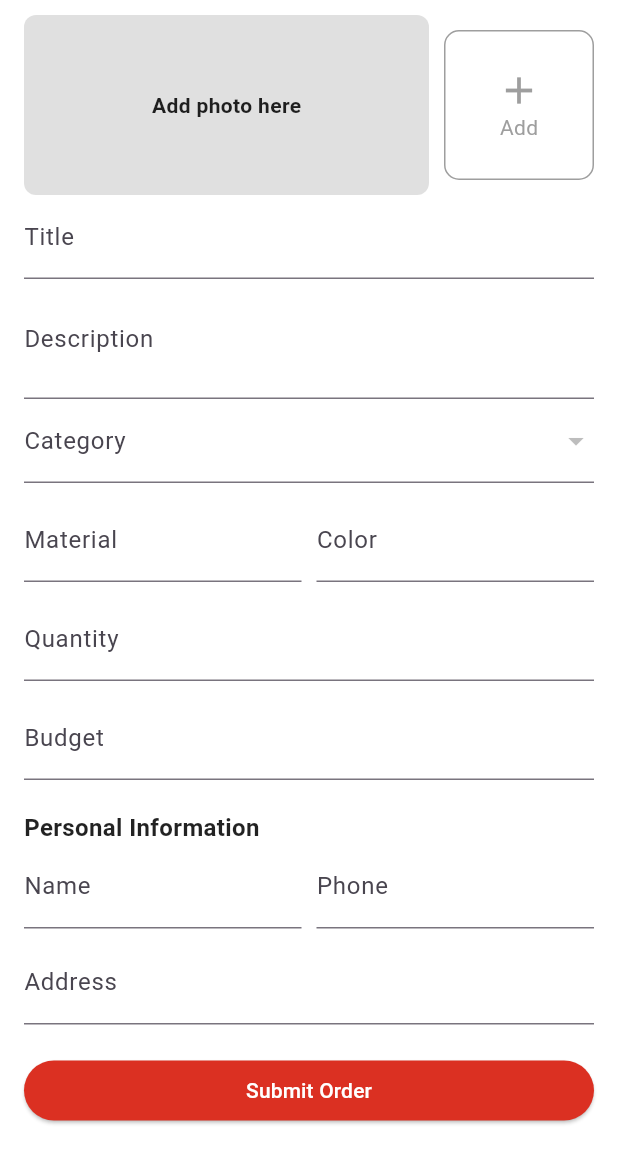
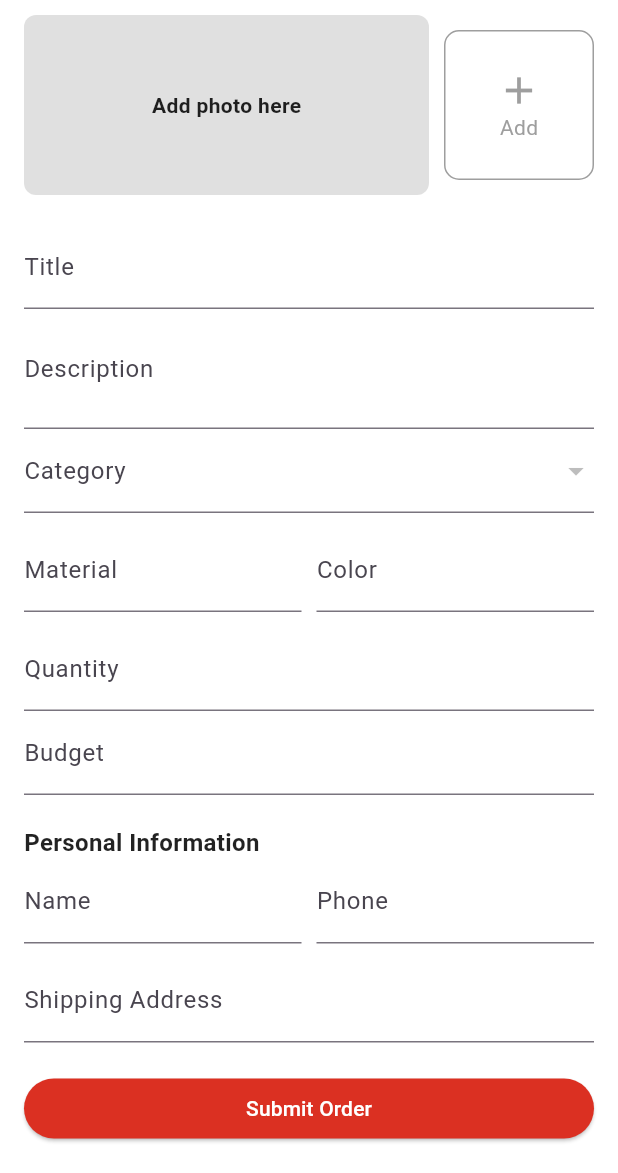
Before and after one commit to salcia100/e-commerce-mobile-app, a Flutter app: the CustomForm screen opened directly with empty values, after a tap on "Add", on a phone screen of 412 x 824 dp, the part 63-1236 px from its top. Run offline on Flutter 3.47's test engine with Material 3 defaults, Android fonts, the phone set to English and light mode, and no system bars; our stand-ins replace cached_network_image, flutter_secure_storage, fluttertoast, font_awesome_flutter, image_picker, shared_preferences and 1 more; accounts and stored records are empty; network calls fail.

Commit message:
some modifications

```diff
--- a/lib/constant/constant.dart
+++ b/lib/constant/constant.dart
@@ -1,5 +1,5 @@
 //API url
 //String apiUrl = 'http://10.0.2.2:8000/api';
 
-String apiUrl = 'http://192.168.100.3:8000/api';
-String IPv4 = '192.168.100.3';
+String apiUrl = 'http://192.168.110.55:8000/api';
+String IPv4 = '192.168.110.55';
--- a/lib/main.dart
+++ b/lib/main.dart
@@ -32,7 +32,7 @@ class MyApp extends StatelessWidget {
 
   @override
   Widget build(BuildContext context) {
-    // Houni nesta3mlou ValueListenableBuilder bech n5alliou MaterialApp yetsanna ay changement fil thème
+    // nesta3mlou ValueListenableBuilder bech n5alliou MaterialApp yetsanna ay changement fil thème
     return ValueListenableBuilder<ThemeMode>(
       valueListenable: ThemeController.themeNotifier,
       builder: (context, currentTheme, _) {
@@ -62,7 +62,7 @@ class MyApp extends StatelessWidget {
               bodyMedium: TextStyle(color: Colors.white70),
             ),
           ),
-          // Houni n7ottou l'état actuel mta3 thème (light wela dark)
+          // l'état actuel du thème (light wela dark)
           themeMode: currentTheme,
           home: Welcome(),
         );
--- a/lib/screens/add_product/add_product_screen.dart
+++ b/lib/screens/add_product/add_product_screen.dart
@@ -16,7 +16,6 @@ class _AddProductScreenState extends State<AddProductScreen> {
     return Scaffold(
       appBar: AddProductAppBar(),
       body: AddProductBody(onRefresh:widget.onRefresh),
-      //bottomNavigationBar: BottomBar(),
     );
   }
 }
--- a/lib/screens/add_product/components/addProduct_body.dart
+++ b/lib/screens/add_product/components/addProduct_body.dart
@@ -347,7 +347,7 @@ class _AddProductBodyState extends State<AddProductBody> {
                         InputDecoration(labelText: "Stock", hintText: "20"),
                         keyboardType: TextInputType.number,
                     onChanged: (textValue) {
-                      inputOnChanged("stock", textValue); //** */
+                      inputOnChanged("stock", textValue);
                     },
                   ),
                 ),
--- a/lib/screens/checkout/components/shipping_section.dart
+++ b/lib/screens/checkout/components/shipping_section.dart
@@ -12,7 +12,7 @@ class ShippingSection extends StatefulWidget {
 }
 
 class _ShippingSectionState extends State<ShippingSection> {
-  late CheckoutRequestModel requestModel; //****
+  late CheckoutRequestModel requestModel;
   String name = '';
   String shipping_address = '';
   String phone = '';
--- a/lib/screens/custom_form/component/custom_form.dart
+++ b/lib/screens/custom_form/component/custom_form.dart
@@ -3,118 +3,54 @@ import 'package:flutter/material.dart';
 import 'package:image_picker/image_picker.dart';
 import 'package:inscri_ecommerce/api/category_api.dart';
 import 'package:inscri_ecommerce/api/customOrder_api.dart';
+import 'package:inscri_ecommerce/constant/theme_constants.dart';
 import 'package:inscri_ecommerce/model/Category.dart';
 import 'package:inscri_ecommerce/utils/toast.dart';
 
 class CustomForm extends StatefulWidget {
   final Future<void> Function()? onRefresh;
   const CustomForm({Key? key, required this.onRefresh}) : super(key: key);
+
   @override
   State<CustomForm> createState() => _CustomOrderFormState();
 }
 
 class _CustomOrderFormState extends State<CustomForm> {
+  final _formKey = GlobalKey<FormState>();
+  final ImagePicker _picker = ImagePicker();
+
+  XFile? _image;
+  int? selectedCategoryId;
+  String? _selectedColor;
+  String? _selectedMaterial;
+
+  bool loading = false;
+  List<Category> mainCategories = [];
+
+  final Map<String, String> formValues = {
+    'title': '',
+    'description': '',
+    'budget': '',
+    'quantity': '',
+    'material': '',
+    'color': '',
+    'shipping_address': '',
+    'name': '',
+    'phone': '',
+  };
+
   @override
   void initState() {
     super.initState();
     fetchCategories();
   }
 
-  CustomOrdersApi customOrderApi = CustomOrdersApi();
-  Map<String, dynamic> formValues = {
-    'title': "",
-    'description': "",
-    'budget': "",
-    'quantity': "",
-    'material': "",
-    'image': "",
-    'color': "",
-    'category': "",
-    'shipping_address': "",
-    'name': "",
-    'phone': "",
-  };
-  bool loading = false;
-
-  inputOnChanged(mapKey, textValue) {
-    setState(() {
-      formValues.update(mapKey, (value) => textValue);
-    });
-  }
-
-  formOnSubmit() async {
-    formValues['category_id'] = selectedCategoryId.toString();
-    if (_selectedColor != null && _selectedColor!.isNotEmpty) {
-      formValues['color'] = _selectedColor!;
-    }
-    if (_selectedMaterial != null && _selectedMaterial!.isNotEmpty) {
-      formValues['material'] = _selectedMaterial!;
-    }
-    if (_image == null) {
-      errorToast("Veuillez sélectionner une image !");
-    } else if (formValues["title"]!.isEmpty) {
-      errorToast("Le titre de la commande est requis !");
-    } else if (formValues["description"]!.isEmpty) {
-      errorToast("La description de la commande est requise !");
-    } else if (formValues["budget"]!.isEmpty) {
-      errorToast("Le budget est requis !");
-    } else if (double.tryParse(formValues["budget"]!) == null) {
-      errorToast("Le budget doit être un nombre valide !");
-    } else if (formValues["shipping_address"]!.isEmpty) {
-      errorToast("L'adresse de livraison est requise !");
-    } else if (formValues["name"]!.isEmpty) {
-      errorToast("Le nom est requis !");
-    } else if (double.tryParse(formValues["phone"]!) == null) {
-      errorToast("Le numéro de téléphone est requis !");
-    } else {
-      setState(() {
-        loading = true;
-      });
-      try {
-        // Appel à l'API pour ajouter la commande personnalisée
-        await customOrderApi.addCustomOrder(
-          formValues['title'],
-          formValues['description'],
-          formValues['budget'],
-          formValues['quantity'],
-          formValues['material'],
-          formValues['color'],
-          formValues['shipping_address'],
-          formValues['name'],
-          formValues['phone'],
-          selectedCategoryId!,
-          _image,
-        );
-        successToast("order added successfully !");
-        widget.onRefresh!();
-        Navigator.pop(context);
-      } catch (e) {
-        errorToast("Error adding order !");
-      } finally {
-        setState(() => loading = false);
-      }
-    }
-  }
-
-  final ImagePicker _picker = ImagePicker();
-  XFile? _image;
-  int? _selectedCategory;
-  int? selectedCategoryId;
-  String? _selectedColor;
-  String? _selectedMaterial;
-
-  List<Category> mainCategories = [];
-  final CategoryApi categoryApiService = CategoryApi();
-
   void fetchCategories() async {
     try {
-      List<Category> categorieData = await categoryApiService.getCategories();
-      setState(() {
-        mainCategories = categorieData;
-      });
+      final categories = await CategoryApi().getCategories();
+      setState(() => mainCategories = categories);
     } catch (e) {
-      print("Erreur : $e");
-      setState(() {});
+      errorToast("Failed to fetch categories");
     }
   }
 
@@ -124,13 +60,45 @@ class _CustomOrderFormState extends State<CustomForm> {
       maxWidth: 800,
       maxHeight: 800,
     );
+    if (pickedImage != null) {
+      setState(() => _image = pickedImage);
+    }
+  }
 
-    if (pickedImage != null) {
-      setState(() {
-        _image = pickedImage;
-      });
-    } else {
-      print('No image selected.');
+  void formOnSubmit() async {
+    if (!_formKey.currentState!.validate()) return;
+
+    if (_image == null) {
+      errorToast("Please select an image!");
+      return;
+    }
+
+    _formKey.currentState!.save();
+
+    try {
+      setState(() => loading = true);
+
+      await CustomOrdersApi().addCustomOrder(
+        formValues['title']!,
+        formValues['description']!,
+        formValues['budget']!,
+        formValues['quantity']!,
+        _selectedMaterial ?? '',
+        _selectedColor ?? '',
+        formValues['shipping_address']!,
+        formValues['name']!,
+        formValues['phone']!,
+        selectedCategoryId!,
+        _image,
+      );
+
+      successToast("Order added successfully!");
+      widget.onRefresh?.call();
+      Navigator.pop(context);
+    } catch (e) {
+      errorToast("Error adding order");
+    } finally {
+      setState(() => loading = false);
     }
   }
 
@@ -139,25 +107,23 @@ class _CustomOrderFormState extends State<CustomForm> {
     return Scaffold(
       body: SingleChildScrollView(
         padding: EdgeInsets.all(16.0),
+        child: Form(
+          key: _formKey,
           child: Column(
             crossAxisAlignment: CrossAxisAlignment.start,
             children: [
-            Text("Photos",
-                style: TextStyle(fontWeight: FontWeight.bold, fontSize: 18)),
+              Text("Photos", style: TextStyle(fontWeight: FontWeight.bold, fontSize: 18)),
               SizedBox(height: 10),
               Row(
                 children: [
                   Expanded(
                     child: _image != null
-                      ? Image.file(File(_image!.path),
-                          fit: BoxFit.cover, width: 100, height: 100)
+                        ? Image.file(File(_image!.path), width: 100, height: 100, fit: BoxFit.cover)
                         : ImageBox(label: "Add photo here"),
                   ),
                   SizedBox(width: 10),
                   GestureDetector(
-                  onTap: () {
-                    addImage();
-                  },
+                    onTap: addImage,
                     child: Container(
                       width: 100,
                       height: 100,
@@ -176,129 +142,108 @@ class _CustomOrderFormState extends State<CustomForm> {
                   ),
                 ],
               ),
-            TextField(
-              decoration: InputDecoration(
-                  labelText: "Title", hintText: "Add the name of your order"),
-              onChanged: (textValue) {
-                inputOnChanged("title", textValue);
-              },
+              SizedBox(height: 20),
+
+              TextFormField(
+                decoration: InputDecoration(labelText: "Title"),
+                validator: (val) => val == null || val.isEmpty ? "Title is required" : null,
+                onSaved: (val) => formValues['title'] = val!,
               ),
-            TextField(
-              decoration: InputDecoration(
-                  labelText: "Description", hintText: "Describe your order"),
+              TextFormField(
+                decoration: InputDecoration(labelText: "Description"),
                 maxLines: 2,
-              onChanged: (textValue) {
-                inputOnChanged("description", textValue);
-              },
+                validator: (val) => val == null || val.isEmpty ? "Description is required" : null,
+                onSaved: (val) => formValues['description'] = val!,
               ),
               DropdownButtonFormField<int>(
-              value: _selectedCategory,
-              items: mainCategories.map((category) {
-                return DropdownMenuItem<int>(
-                  value: category.id,
-                  child: Text(category.name),
-                );
-              }).toList(),
-              onChanged: (value) {
-                setState(() {
-                  _selectedCategory = value;
-                  selectedCategoryId = value;
-                });
-              },
-              decoration: InputDecoration(labelText: 'Category'),
+                decoration: InputDecoration(labelText: "Category"),
+                value: selectedCategoryId,
+                items: mainCategories
+                    .map((c) => DropdownMenuItem(value: c.id, child: Text(c.name)))
+                    .toList(),
+                onChanged: (val) => setState(() => selectedCategoryId = val),
+                validator: (val) => val == null ? "Category is required" : null,
               ),
               SizedBox(height: 10),
               Row(
                 children: [
                   Expanded(
-                  child: TextField(
-                    decoration: InputDecoration(
-                        labelText: "Material", hintText: "Material required"),
-                    onChanged: (textValue) {
-                      inputOnChanged("material", textValue);
-                    },
+                    child: TextFormField(
+                      decoration: InputDecoration(labelText: "Material"),
+                      onSaved: (val) => _selectedMaterial = val,
                     ),
                   ),
                   SizedBox(width: 10),
                   Expanded(
-                  child: TextField(
-                    decoration: InputDecoration(
-                        labelText: "Color", hintText: "choose color"),
-                    onChanged: (textValue) {
-                      inputOnChanged("color", textValue);
-                    },
+                    child: TextFormField(
+                      decoration: InputDecoration(labelText: "Color"),
+                      onSaved: (val) => _selectedColor = val,
                     ),
-                )
+                  ),
                 ],
               ),
               SizedBox(height: 10),
-            TextField(
-              decoration: InputDecoration(
-                  labelText: "Quantity", hintText: "Enter the quantity"),
+              TextFormField(
+                decoration: InputDecoration(labelText: "Quantity"),
                 keyboardType: TextInputType.number,
-              onChanged: (textValue) {
-                inputOnChanged("quantity", textValue);
+                onSaved: (val) => formValues['quantity'] = val ?? '',
+              ),
+              TextFormField(
+                decoration: InputDecoration(labelText: "Budget"),
+                keyboardType: TextInputType.number,
+                validator: (val) {
+                  if (val == null || val.isEmpty) return "Budget is required";
+                  if (double.tryParse(val) == null) return "Enter a valid number";
+                  return null;
                 },
+                onSaved: (val) => formValues['budget'] = val!,
               ),
-            SizedBox(height: 10),
-            TextField(
-              decoration: InputDecoration(
-                  labelText: "Budget", hintText: "Enter the budget"),
-              keyboardType: TextInputType.number,
-              onChanged: (textValue) {
-                inputOnChanged("budget", textValue);
-              },
-            ),
-            //inforamtion for the order
+
               SizedBox(height: 20),
-            Text("Personal Information",
-                style: TextStyle(fontWeight: FontWeight.bold, fontSize: 16)),
+              Text("Personal Information", style: TextStyle(fontWeight: FontWeight.bold, fontSize: 16)),
               Row(
                 children: [
                   Expanded(
-                  child: TextField(
-                    decoration: InputDecoration(
-                        labelText: "Name", hintText: "Your name"),
-                    onChanged: (textValue) {
-                      inputOnChanged("name", textValue);
-                    },
+                    child: TextFormField(
+                      decoration: InputDecoration(labelText: "Name"),
+                      validator: (val) => val == null || val.isEmpty ? "Name is required" : null,
+                      onSaved: (val) => formValues['name'] = val!,
                     ),
                   ),
                   SizedBox(width: 10),
                   Expanded(
-                  child: TextField(
-                    decoration: InputDecoration(
-                        labelText: "Phone", hintText: "Your phone"),
+                    child: TextFormField(
+                      decoration: InputDecoration(labelText: "Phone"),
                       keyboardType: TextInputType.phone,
-                    onChanged: (textValue) {
-                      inputOnChanged("phone", textValue);
+                      validator: (val) {
+                        if (val == null || val.isEmpty) return "Phone is required";
+                        if (val.length != 8) return "Phone must be 8 digits";
+                        return null;
                       },
+                      onSaved: (val) => formValues['phone'] = val!,
                     ),
                   ),
                 ],
               ),
-            SizedBox(height: 8),
-            TextField(
-              decoration: InputDecoration(
-                  labelText: "Address", hintText: "Shipping address"),
-              onChanged: (textValue) {
-                inputOnChanged("shipping_address", textValue);
-              },
+              SizedBox(height: 10),
+              TextFormField(
+                decoration: InputDecoration(labelText: "Shipping Address"),
+                validator: (val) => val == null || val.isEmpty ? "Address is required" : null,
+                onSaved: (val) => formValues['shipping_address'] = val!,
               ),
               SizedBox(height: 20),
               SizedBox(
                 width: double.infinity,
                 child: ElevatedButton(
                   onPressed: formOnSubmit,
-                style: ElevatedButton.styleFrom(
-                    backgroundColor: Color(0xFFDB3022)),
+                  style: ElevatedButton.styleFrom(backgroundColor: kIconColor),
                   child: loading
                       ? CircularProgressIndicator(color: Colors.white)
-                    : Text("Submit Order",
-                        style: TextStyle(color: Colors.white)),
+                      : Text("Submit Order", style: TextStyle(color: Colors.white)),
                 ),
               ),
             ],
+          ),
         ),
       ),
     );
@@ -307,7 +252,7 @@ class _CustomOrderFormState extends State<CustomForm> {
 
 class ImageBox extends StatelessWidget {
   final String label;
-  ImageBox({required this.label});
+  const ImageBox({required this.label});
 
   @override
   Widget build(BuildContext context) {
@@ -317,9 +262,7 @@ class ImageBox extends StatelessWidget {
         color: Colors.grey[300],
         borderRadius: BorderRadius.circular(8),
       ),
-      child: Center(
-        child: Text(label, style: TextStyle(fontWeight: FontWeight.bold)),
-      ),
+      child: Center(child: Text(label, style: TextStyle(fontWeight: FontWeight.bold))),
     );
   }
 }
--- a/lib/screens/details_produit/components/productOptions.dart
+++ b/lib/screens/details_produit/components/productOptions.dart
@@ -12,7 +12,7 @@ class ProductOptions extends StatelessWidget {
   @override
   Widget build(BuildContext context) {
     return Padding(
-      padding: const EdgeInsets.symmetric(horizontal: 25.0, vertical: 20.0),
+      padding: const EdgeInsets.symmetric(horizontal: 25.0, vertical: 1.0),
       child: Container(
         width: 500,
         height: 65,
```
Also changed, not shown: lib/screens/profile_sidebar/profile_sidebar.dart (+2 -20 lines). Lines whose indentation alone changed are shown as unchanged.
